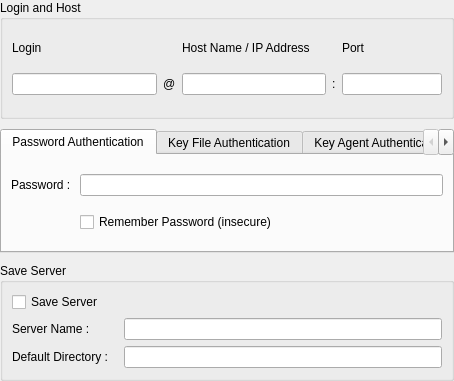
Old version of the form ssh/serverconfigwidget.ui in the repository PonyEdit/PonyEdit.
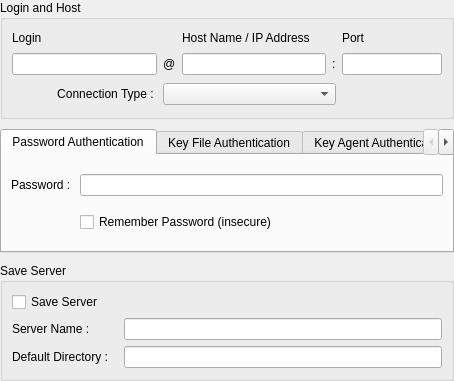
New version of the form.

```diff
--- a/ssh/serverconfigwidget.ui
+++ b/ssh/serverconfigwidget.ui
@@ -127,6 +127,19 @@
         </property>
        </widget>
       </item>
+      <item row="3" column="1">
+       <widget class="QLabel" name="label_12">
+        <property name="text">
+         <string>Connection Type : </string>
+        </property>
+        <property name="alignment">
+         <set>Qt::AlignRight|Qt::AlignTrailing|Qt::AlignVCenter</set>
+        </property>
+       </widget>
+      </item>
+      <item row="3" column="2" colspan="3">
+       <widget class="QComboBox" name="connectionType"/>
+      </item>
      </layout>
     </widget>
    </item>
```
